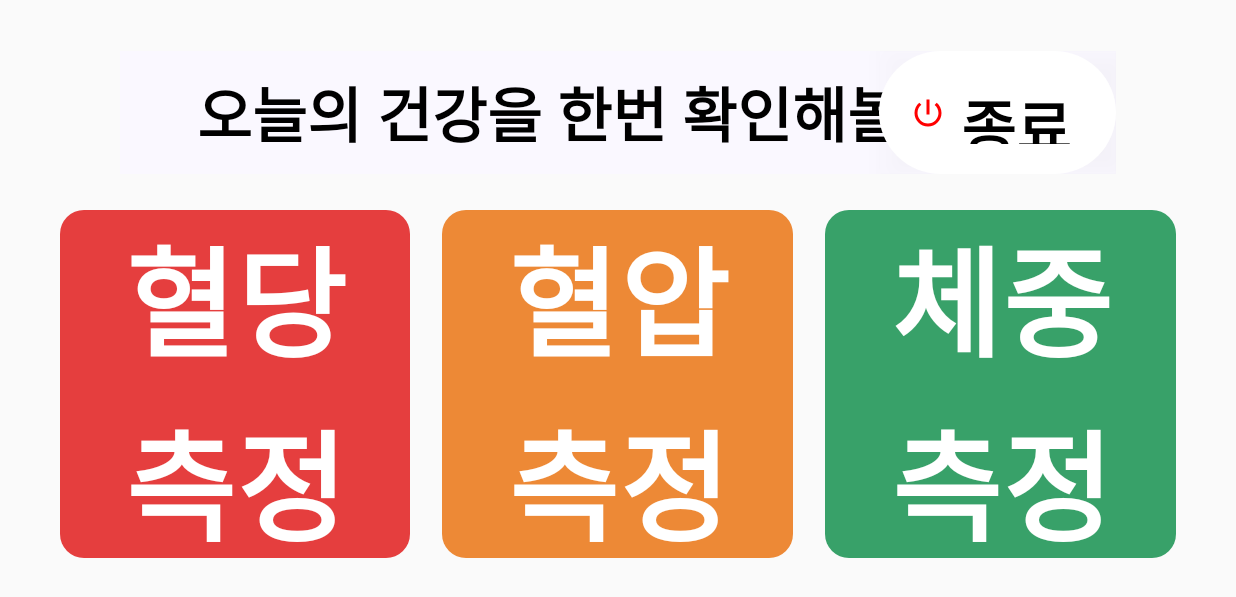
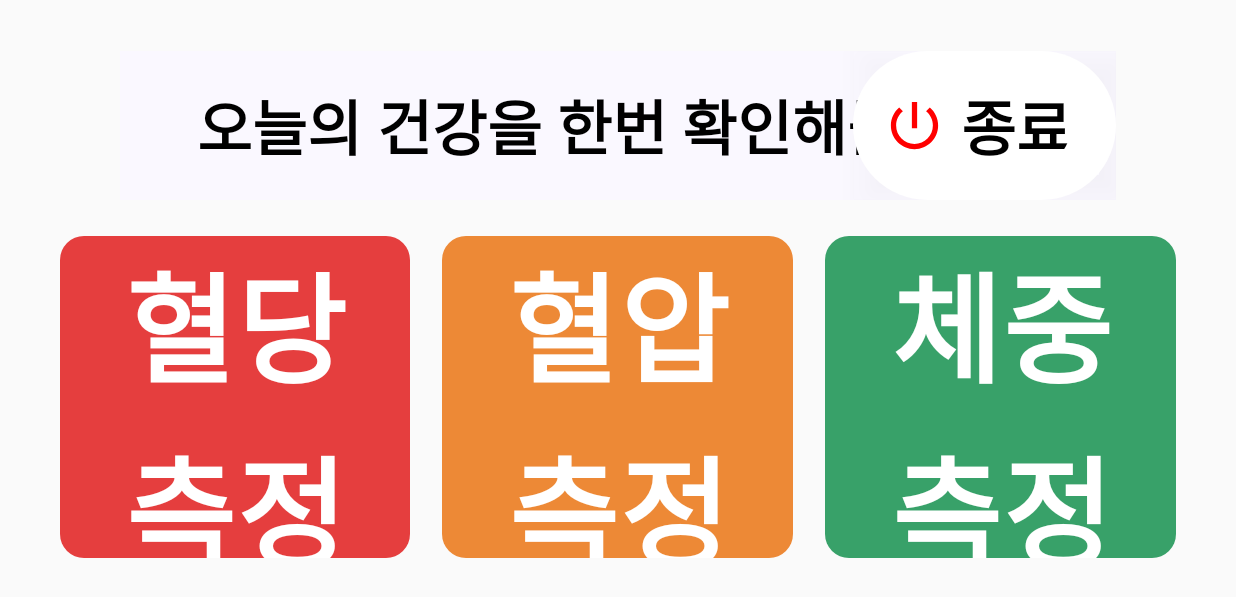
Before and after one commit to qkrtnfks128/MyApplication, an Android app built with Jetpack Compose: the screen it shows after launch (MainActivity), on a phone screen of 824 x 412 dp (held sideways). Shown: the top 597 px of the screen. Run offline under Robolectric (Android 15) with nearby library versions, the phone set to English and light mode, and no system bars; Roboto replaces fonts that are not available here.

Commit message:
AppBar 컴포넌트 수정: 높이를 wrapContentHeight로 변경하고 종료 버튼을 Button으로 변환하여 스타일 및 동작 추가. deploymentTargetSelector.xml의 타임스탬프 업데이트.

```diff
--- a/app/src/main/java/com/example/myapplication/ui/components/AppBar.kt
+++ b/app/src/main/java/com/example/myapplication/ui/components/AppBar.kt
@@ -43,12 +43,13 @@ fun AppBar(
     Surface(
         modifier = modifier
             .fillMaxWidth()
-            .height(130.dp)
+            .wrapContentHeight()
             .padding(start = 40.dp, top = 24.dp, end = 40.dp, bottom = 24.dp),
         color = MaterialTheme.colorScheme.surface,
     ) {
         Box(
-            modifier = Modifier.fillMaxSize(),
+            modifier = Modifier.fillMaxWidth(),
+
             contentAlignment = Alignment.Center
         ) {
             // 가운데 위젯 - 항상 중앙에 위치
@@ -98,15 +99,17 @@ fun AppBar(
             }
 
             // 우측 종료 버튼 섹션 - 오른쪽에 고정
-            Box(
+            Button(
+                onClick = { /* 종료 버튼 클릭 시 동작 구현 */ },
                 modifier = Modifier
                     .align(Alignment.CenterEnd)
                     .shadow(elevation = 12.dp, spotColor = Color(0x26000000), ambientColor = Color(0x26000000))
-                    .width(158.dp)
-                    .height(82.dp)
                     .background(color = Color.White, shape = RoundedCornerShape(size = 100.dp))
                     .padding(start = 20.dp, top = 20.dp, end = 30.dp, bottom = 20.dp),
-                contentAlignment = Alignment.Center
+                shape = RoundedCornerShape(size = 100.dp),
+                colors = ButtonDefaults.buttonColors(containerColor = Color.White, contentColor = Color.Black),
+                contentPadding = PaddingValues(0.dp),
+                elevation = null
             ) {
                 Row(
                     horizontalArrangement = Arrangement.spacedBy(10.dp),
@@ -116,9 +119,8 @@ fun AppBar(
                         imageVector = Icons.Default.PowerSettingsNew,
                         contentDescription = "종료",
                         tint = Color.Red,
-                        modifier = Modifier.size(24.dp)
+                        modifier = Modifier.size(42.dp)
                     )
-
                     Text(
                         text = "종료",
                         style = TextStyle(
```
